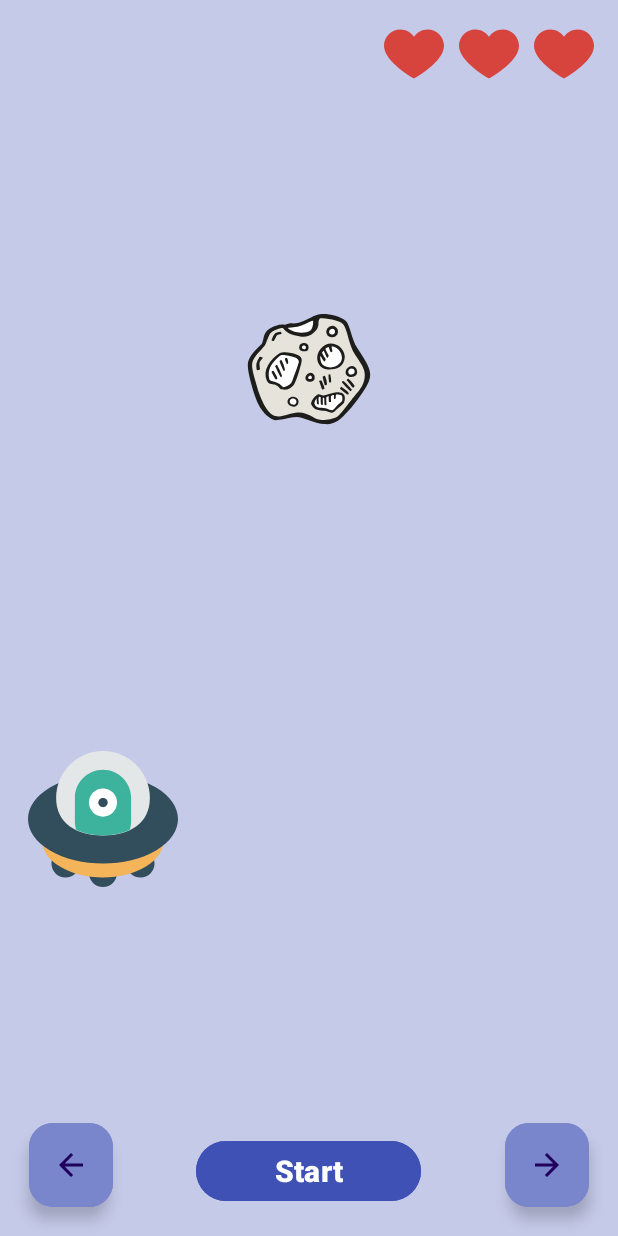
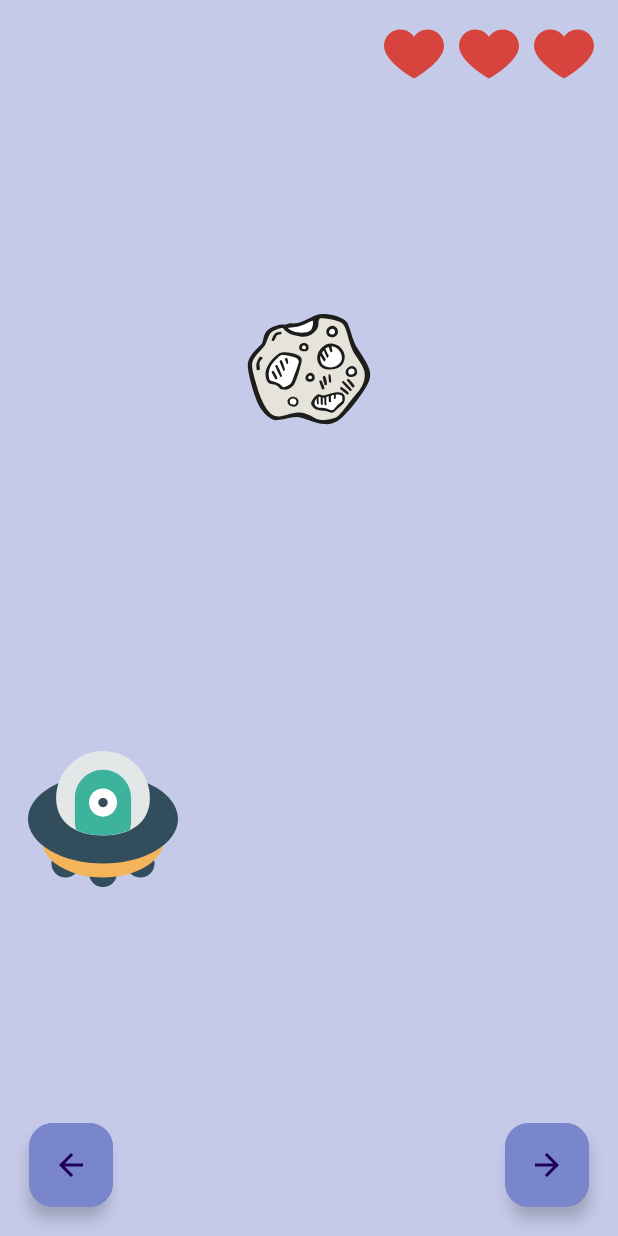
Before and after one commit to VeroniMe/Obstacles_Race_Game_Android_Dev_10357, an Android app: the screen it shows after launch (MainActivity), after a tap on "Start", on a phone screen of 412 x 824 dp. Run offline under Robolectric (Android 15) with nearby library versions, the phone set to English and light mode, and no system bars; 1 other tap on this screen came first.

Commit message:
Endless game config, notification on crash added, lives dissapering

```diff
--- a/app/src/main/java/com/example/obstacles_race_application_development_10357/MainActivity.kt
+++ b/app/src/main/java/com/example/obstacles_race_application_development_10357/MainActivity.kt
@@ -5,6 +5,7 @@ import android.os.Bundle
 import android.os.VibrationEffect
 import android.os.Vibrator
 import android.os.VibratorManager
+import android.util.Log
 import android.view.View
 import android.widget.Toast
 import androidx.appcompat.app.AppCompatActivity
@@ -31,8 +32,8 @@ class MainActivity : AppCompatActivity() {
 
    private var timerOn = false
    private var justStarted: Boolean = true
+   private var collisions: Int = 0
    private var lastNewObsAppearance: Long = 0
-
 
 
    private lateinit var gameJob : Job
@@ -42,7 +43,11 @@ class MainActivity : AppCompatActivity() {
         super.onCreate(savedInstanceState)
         setContentView(R.layout.activity_main)
         findViews()
-        gameManager = GameManager(main_IMG_hearts.size, main_IMG_ufos.size, main_IMG_asteroids.get(0).size, main_IMG_asteroids.size)
+        gameManager = GameManager(
+            main_IMG_hearts.size,
+            main_IMG_asteroids[0].size,
+            main_IMG_asteroids.size
+        )
         initViews()
         refreshUI()
     }
@@ -74,26 +79,52 @@ class MainActivity : AppCompatActivity() {
     }
 
     private fun refreshUI() {
+        if(gameManager.isGameLost) {
+            Log.d(
+                "Game Status",
+                "Game Over!"
+            )  //d - debug, e -error, i - info, w - warning, t - trace
+            //TODO: continue to implement + change screen
+            collisions = 0
+            gameManager.resetGameLogic()
+            main_IMG_hearts[0].visibility = View.VISIBLE
+            main_IMG_hearts[1].visibility = View.VISIBLE
+            main_IMG_hearts[2].visibility = View.VISIBLE
+        }
+
+        //refresh ufo position view
         for (i in main_IMG_ufos.indices) {
             if(i == gameManager.ufoPosition)
                 main_IMG_ufos[i].visibility = View.VISIBLE
             else
                 main_IMG_ufos[i].visibility = View.INVISIBLE
         }
+        //refresh obstacles positions view
         for (i in gameManager.obstacles.indices) {
             for ( j in gameManager.obstacles[i].indices) {
                 if(gameManager.obstacles[i][j])
                     main_IMG_asteroids[i][j].visibility = View.VISIBLE
                 else
                     main_IMG_asteroids[i][j].visibility = View.INVISIBLE
+                if (i == main_IMG_asteroids.size-1)
+                    main_IMG_asteroids[i][j].visibility = View.INVISIBLE
 
             }
+        }
+        if(gameManager.collisionsCount != 0) {
+            main_IMG_hearts[main_IMG_hearts.size - gameManager.collisionsCount].visibility = View.INVISIBLE
+            if(gameManager.collisionsCount > collisions) {
+                toastAndVibrateOnCollision()
+                collisions++
+
+            }
+
         }
 
     }
 
     private fun obstaclesMove(){
-        println("obstaclesMove")
+        main_BTN_start.visibility = View.INVISIBLE
         if(!timerOn) {
             timerOn = true
             gameJob = lifecycleScope.launch {
@@ -117,8 +148,10 @@ class MainActivity : AppCompatActivity() {
 
     }
 
-    private fun toastAndVibrateOnCollision(text : String) {
-        toastOnCollision(text)
+    private fun toastAndVibrateOnCollision() {
+        //TODO : Add toast and vibrate on collision
+
+        toastOnCollision("Oops! You crashed, be careful!")
         vibrateOnCollision()
     }
 
@@ -127,8 +160,9 @@ class MainActivity : AppCompatActivity() {
             .makeText(
                 this,
                 text,
-                Toast.LENGTH_LONG
+                Toast.LENGTH_SHORT
             ).show()
+
     }
 
     private fun vibrateOnCollision() {
@@ -140,7 +174,7 @@ class MainActivity : AppCompatActivity() {
         }
         if (Build.VERSION.SDK_INT >= Build.VERSION_CODES.O) {
             val oneShotVibratioEffect = VibrationEffect.createOneShot(
-                500,
+                100,
                 VibrationEffect.DEFAULT_AMPLITUDE
             )
             vibrator.vibrate(oneShotVibratioEffect)
--- a/app/src/main/java/com/example/obstacles_race_application_development_10357/logic/GameManager.kt
+++ b/app/src/main/java/com/example/obstacles_race_application_development_10357/logic/GameManager.kt
@@ -3,8 +3,7 @@ package com.example.obstacles_race_application_development_10357.logic
 import kotlin.random.Random
 
 class GameManager(
-    private val lifeCount: Int = 3,
-    private val linesCount: Int = 3,
+    private var lifeCount: Int = 3,
     private val obsCols: Int = 3,
     private val obsRows: Int = 5,
 ) {
@@ -15,7 +14,7 @@ class GameManager(
         private set
     var obstacles: Array<Array<Boolean>> = Array(obsRows) { Array(obsCols) { false } }
 
-    val isGameEnded: Boolean
+    val isGameLost: Boolean
         get() = collisionsCount == lifeCount
 
 
@@ -33,6 +32,11 @@ class GameManager(
 
     fun checkCollision() {
         //TODO: continue logic of collision check
+        //TODO: ad hearts decrease
+        if(obstacles[obsRows-1][ufoPosition]) { //if there is obstacle in ufo position
+            collisionsCount++
+
+        }
 
     }
 
@@ -49,6 +53,13 @@ class GameManager(
                 obstacles[0][i] = i == randomObs
             }
         }
+        checkCollision()
+
+    }
+
+    fun resetGameLogic() {
+        lifeCount = 3
+        collisionsCount = 0
 
     }
 
--- a/app/src/main/res/layout/activity_main.xml
+++ b/app/src/main/res/layout/activity_main.xml
@@ -23,7 +23,7 @@
         android:layout_weight="1"
         android:layout_height="wrap_content"
         app:srcCompat="@drawable/heart"
-         />
+        android:visibility="visible" />
 
     <com.google.android.material.imageview.ShapeableImageView
         android:id="@+id/main_IMG_heart2"
@@ -32,6 +32,7 @@
         android:layout_marginHorizontal="@dimen/heart_margin"
         android:layout_height="wrap_content"
         app:srcCompat="@drawable/heart"
+        android:visibility="visible"
       />
 
     <com.google.android.material.imageview.ShapeableImageView
@@ -40,7 +41,8 @@
         android:layout_width="0dp"
         android:layout_weight="1"
         android:layout_height="wrap_content"
-        app:srcCompat="@drawable/heart" />
+        app:srcCompat="@drawable/heart"
+        android:visibility="visible"/>
 
 </androidx.appcompat.widget.LinearLayoutCompat>
 
--- a/app/src/main/res/values/colors.xml
+++ b/app/src/main/res/values/colors.xml
@@ -5,4 +5,5 @@
     <color name="indigo_100">#C5CAE9</color>
     <color name="indigo_300">#7986CB</color>
     <color name="indigo_500">#3F51B5</color>
+    <color name="blue_grey_50">#ECEFF1</color>
 </resources>
```
